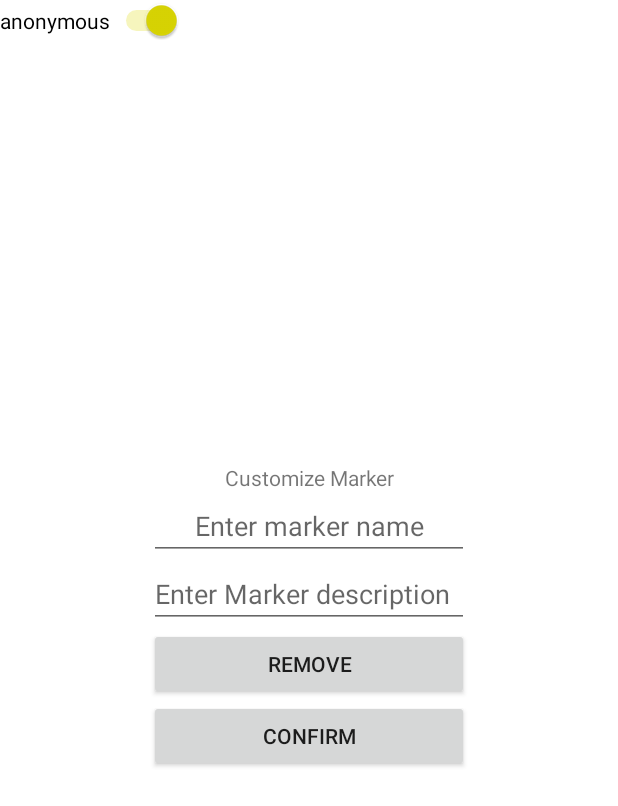
After one commit to simon-pikalov/livemap, an Android app: the fragment CustomizeMarkerFragment placed in its activity, on a phone screen of 412 x 824 dp. The commit adds this screen. Shown: the top 806 px of the screen. Run offline under Robolectric (Android 15) with nearby library versions, the phone set to English and light mode, and no system bars; our stand-ins replace Firebase (no records; nobody signed in at launch, a user with empty details on screens opened directly).

Commit message:
Implemented popup on clicking marker, can remove, rename, make new, etc.

```diff
--- /dev/null
+++ b/app/src/main/java/com/example/livemap/CustomizeMarkerFragment.java
@@ -0,0 +1,105 @@
+package com.example.livemap;
+
+import android.content.Context;
+import android.os.Bundle;
+import android.view.LayoutInflater;
+import android.view.View;
+import android.view.ViewGroup;
+import android.widget.Button;
+import android.widget.EditText;
+import android.widget.RadioGroup;
+import android.widget.TextView;
+import android.widget.Toast;
+
+import androidx.fragment.app.Fragment;
+
+import com.google.android.gms.maps.model.Marker;
+
+/**
+ * A simple {@link Fragment} subclass that shows a question
+ * with radio buttons for providing feedback. If the user
+ * clicks "Yes" the text header changes to "Article: Like".
+ * If the user clicks "No" the text header changes to "Thanks".
+ */
+public class CustomizeMarkerFragment extends Fragment {
+    static Marker marker;
+    OnFragmentInteractionListener mListener;
+
+    public CustomizeMarkerFragment() {
+        // Required empty public constructor
+    }
+
+    interface OnFragmentInteractionListener {
+        // this function only returns to caller activity
+        void customizeMarkerComplete();
+    }
+    /**
+     * Creates the view for the fragment.
+     *
+     * @param inflater           LayoutInflater to inflate any views in the fragment
+     * @param container          ViewGroup of parent view to attach fragment
+     * @param savedInstanceState Bundle for previous state
+     * @return rootView
+     */
+    @Override
+    public View onCreateView(LayoutInflater inflater, ViewGroup container,
+                             Bundle savedInstanceState) {
+
+        // Inflate the layout for this fragment.
+        final View rootView = inflater.inflate(R.layout.fragment_customize_marker,
+                container, false);
+        final EditText inputMarkerName = rootView.findViewById(R.id.input_marker_name);
+        final EditText inputMarkerDescription = rootView.findViewById(R.id.input_marker_description);
+
+        final Button confirmButton = rootView.findViewById(R.id.confirm_button);
+        final Button removeButton = rootView.findViewById(R.id.remove_button);
+
+        // do this when confirm is clicked
+        confirmButton.setOnClickListener(new View.OnClickListener() {
+            @Override
+            public void onClick(View view) {
+                String title = inputMarkerName.getText().toString();
+                String description = inputMarkerDescription.getText().toString();
+                marker.setTitle(title);
+                marker.setSnippet(description);
+                mListener.customizeMarkerComplete();
+            }
+        });
+        // do this when remove is clicked
+        removeButton.setOnClickListener(new View.OnClickListener() {
+            @Override
+            public void onClick(View view) {
+                marker.remove();
+                mListener.customizeMarkerComplete();
+
+            }
+        });
+
+        // Return the View for the fragment's UI.
+        return rootView;
+    }
+    // marker can be null
+    public static CustomizeMarkerFragment newInstance(Marker m) {
+        marker = m;
+        return new CustomizeMarkerFragment();
+
+    }
+
+    /**
+     * This method checks if the hosting activity has implemented
+     * the OnFragmentInteractionListener interface. If it does not,
+     * an exception is thrown.
+     *
+     * @param context
+     */
+    @Override
+    public void onAttach(Context context) {
+        super.onAttach(context);
+        if (context instanceof OnFragmentInteractionListener) {
+            mListener = (OnFragmentInteractionListener) context;
+        } else {
+            throw new ClassCastException(context.toString()
+                    + getResources().getString(R.string.exception_message));
+        }
+    }
+}
--- /dev/null
+++ b/app/src/main/res/layout/fragment_customize_marker.xml
@@ -0,0 +1,50 @@
+<?xml version="1.0" encoding="utf-8"?>
+<!-- fragment_edit_name.xml -->
+<LinearLayout xmlns:android="http://schemas.android.com/apk/res/android"
+    xmlns:app="http://schemas.android.com/apk/res-auto"
+    android:id="@+id/customize_marker"
+    android:layout_width="wrap_content"
+    android:layout_height="wrap_content"
+    android:layout_gravity="center"
+    android:background="#FFFFFF"
+    android:orientation="vertical"
+    android:padding="8dp">
+
+    <TextView
+        android:id="@+id/customiza_popup_title"
+        android:layout_width="match_parent"
+        android:layout_height="wrap_content"
+        android:text="Customize Marker"
+        android:textAlignment="center" />
+
+    <EditText
+        android:id="@+id/input_marker_name"
+        android:layout_width="match_parent"
+        android:layout_height="wrap_content"
+        android:hint="Enter marker name"
+        android:imeOptions="actionDone"
+        android:inputType="text"
+        android:textAlignment="center" />
+
+    <EditText
+        android:id="@+id/input_marker_description"
+        android:layout_width="match_parent"
+        android:layout_height="wrap_content"
+        android:ems="10"
+        android:hint="Enter Marker description"
+        android:inputType="text" />
+
+    <Button
+        android:id="@+id/remove_button"
+        android:layout_width="match_parent"
+        android:layout_height="wrap_content"
+        android:text="Remove"
+        app:backgroundTint="#CC1818" />
+
+    <Button
+        android:id="@+id/confirm_button"
+        android:layout_width="match_parent"
+        android:layout_height="wrap_content"
+        android:text="Confirm"
+        app:backgroundTint="#29782C" />
+</LinearLayout>
--- a/app/src/main/res/values/strings.xml
+++ b/app/src/main/res/values/strings.xml
@@ -2,4 +2,5 @@
     <string name="app_name">livemap</string>
     <string name="title_activity_maps">Map</string>
     <string name="anon">anonymous</string>
+    <string name="exception_message">must implement OnFragmentInteractionListener</string>
 </resources>
```
Also changed, not shown: app/src/main/java/com/example/livemap/MapsActivity.java (+113 -63 lines), app/src/main/java/com/example/livemap/utils/DialogAdapter.java (added, +20 -0 lines).
